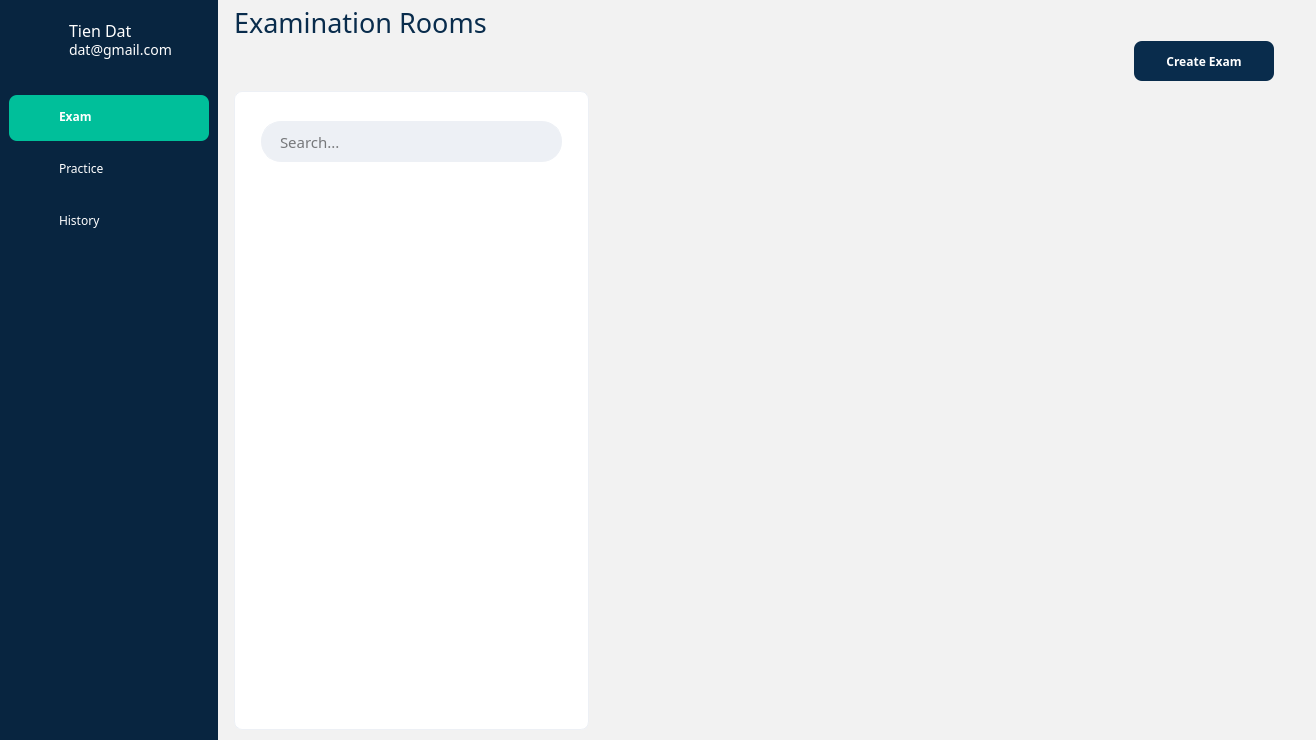
First picture: the form in src/view/mainwindow.ui, repository VMDang/QuizApp, before the edit.
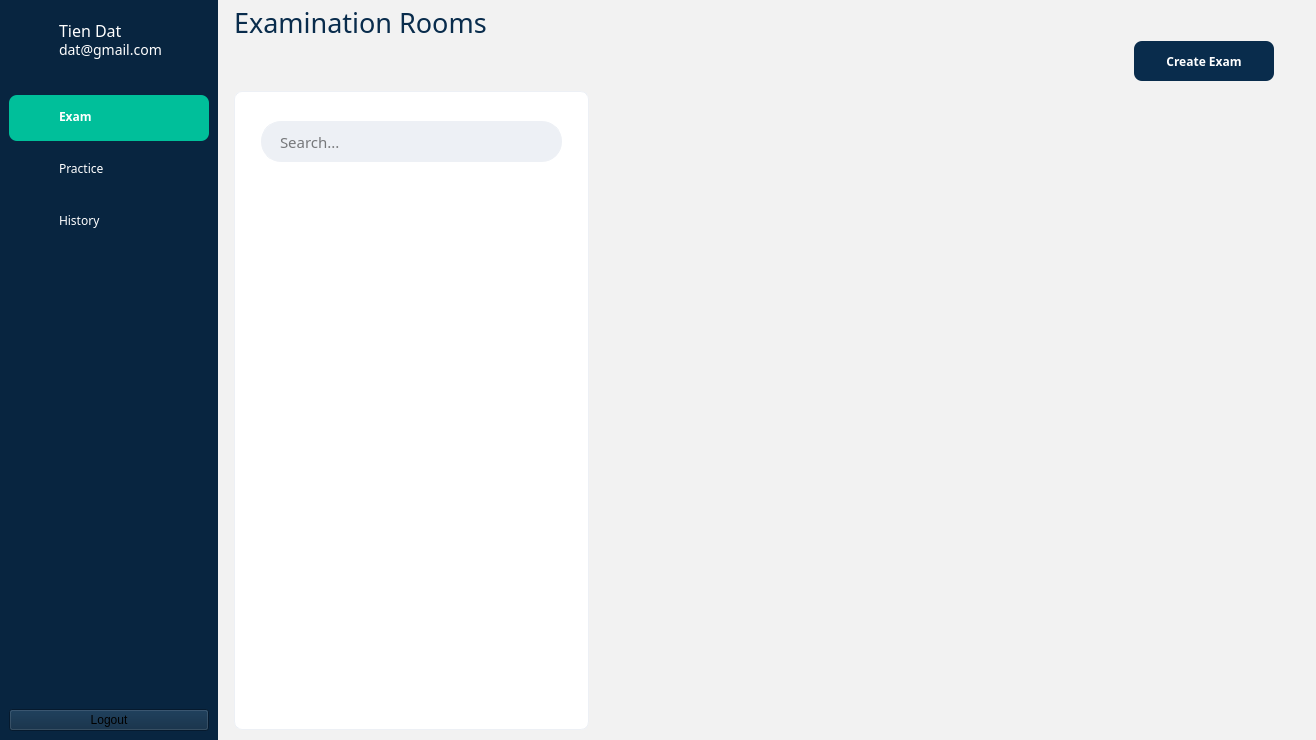
Second picture: the form after the edit. Icons and pictures are not drawn.

Commit message: login and logout feature

```diff
--- a/src/view/mainwindow.ui
+++ b/src/view/mainwindow.ui
@@ -85,7 +85,7 @@
          <widget class="QLabel" name="label">
           <property name="geometry">
            <rect>
-            <x>10</x>
+            <x>0</x>
             <y>0</y>
             <width>40</width>
             <height>40</height>
@@ -107,7 +107,7 @@
          <widget class="QLabel" name="emailInfoLabel">
           <property name="geometry">
            <rect>
-            <x>60</x>
+            <x>50</x>
             <y>0</y>
             <width>75</width>
             <height>22</height>
@@ -117,7 +117,6 @@
            <font>
             <family>Source Sans 3 Medium</family>
             <pointsize>-1</pointsize>
-            <weight>50</weight>
             <bold>false</bold>
            </font>
           </property>
@@ -133,9 +132,9 @@
          <widget class="QLabel" name="nameInfoLabel">
           <property name="geometry">
            <rect>
-            <x>60</x>
+            <x>50</x>
             <y>20</y>
-            <width>131</width>
+            <width>161</width>
             <height>22</height>
            </rect>
           </property>
@@ -143,7 +142,6 @@
            <font>
             <family>Source Sans 3 Medium</family>
             <pointsize>-1</pointsize>
-            <weight>50</weight>
             <bold>false</bold>
            </font>
           </property>
@@ -367,6 +365,13 @@
          </property>
         </spacer>
        </item>
+       <item>
+        <widget class="QPushButton" name="loggoutButton">
+         <property name="text">
+          <string>Logout</string>
+         </property>
+        </widget>
+       </item>
       </layout>
      </widget>
     </item>
```
Left out of the diff: 6 changed lines with no effect on the pictures. The commit also changes 18 other files.
